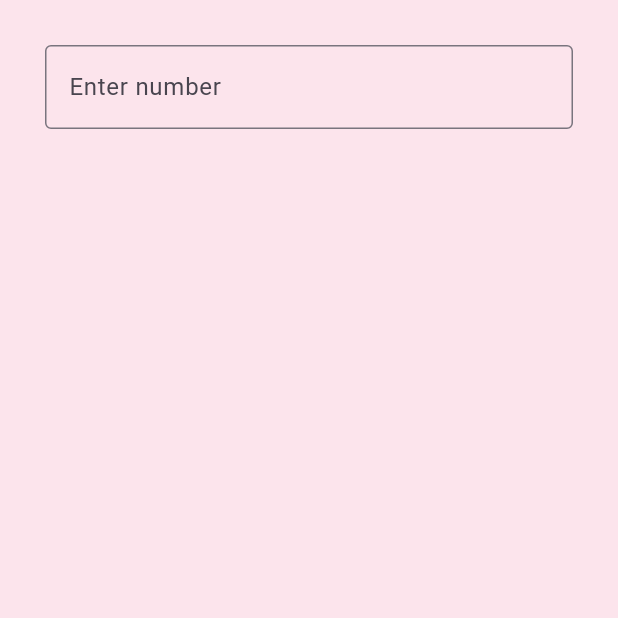
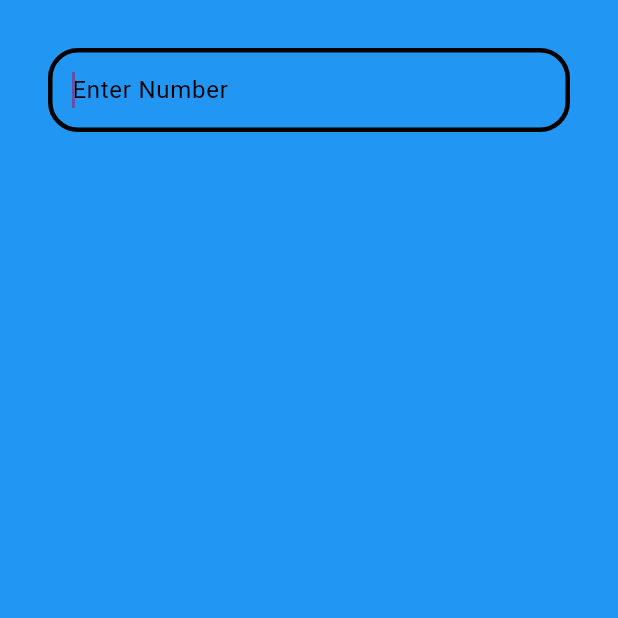
Before and after one commit to RiteshKumarNitk/uidesignone, a Flutter app: the screen it shows after launch, on a phone screen of 412 x 824 dp, the top half of it. Run offline on Flutter 3.47's test engine with Material 3 defaults, Android fonts, the phone set to English and light mode, and no system bars.

Commit message:
code updated

```diff
--- a/lib/app/app.dart
+++ b/lib/app/app.dart
@@ -6,9 +6,12 @@ class MyApp extends StatelessWidget {
 
   @override
   Widget build(BuildContext context) {
-    return const MaterialApp(
+    return  MaterialApp(
       title: "flutterDev",
       home: HomeView(),
+      theme: ThemeData(
+        primarySwatch: Colors.deepPurple,
+      ),
     );
   }
 }
--- a/lib/view/calculator.dart
+++ b/lib/view/calculator.dart
@@ -5,22 +5,28 @@ class CalculatorView extends StatelessWidget {
 
   @override
   Widget build(BuildContext context) {
-    return Scaffold(
-       backgroundColor: Colors.pink[50],
-      // appBar: AppBar(title: const Text("Calculator")),
-      body: const Padding(
-        padding: EdgeInsets.all(30.0),
-        child: Column(
-          children: [
-            TextField(
-              decoration: InputDecoration(
-                border: OutlineInputBorder(),
-                labelText: "Enter number",
-                hintText: "Enter Here",
+    return Padding(
+      padding:  EdgeInsets.all(32.0),
+      child: Column(
+        children: [
+          TextField(
+            keyboardType: TextInputType.number,
+            autofocus: true,
+            decoration: InputDecoration(
+              focusedBorder: OutlineInputBorder(
+                borderSide: BorderSide(color: Colors.black, width: 3.0),
+                borderRadius: BorderRadius.circular(20),
               ),
+              border: OutlineInputBorder(
+                borderSide: BorderSide(color: Colors.black, width: 3.0),
+                borderRadius: BorderRadius.circular(20),
+
+              ),
+              hintText: "Enter Number",
+              hintStyle: TextStyle(color: Colors.black),
             ),
-          ],
-        ),
+          ),
+        ],
       ),
     );
   }
--- a/lib/view/home_view.dart
+++ b/lib/view/home_view.dart
@@ -6,8 +6,15 @@ class HomeView extends StatelessWidget {
 
   @override
   Widget build(BuildContext context) {
-      return const MaterialApp(
-      home: CalculatorView(),
-    );
-  }
+      return Scaffold(
+        backgroundColor: Colors.amber,
+        body: SafeArea(
+          top: false,
+          child: Container(
+            color: Colors.blue,
+            child: CalculatorView(),
+          )
+        ),
+      );
+    }
 }
```
